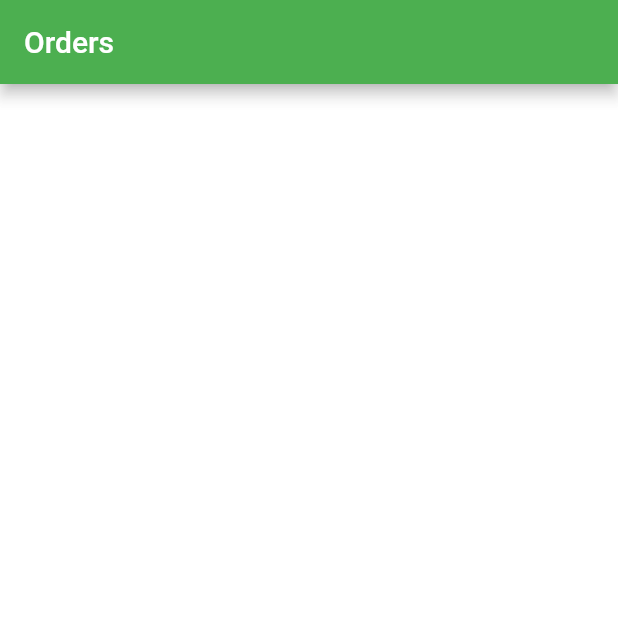
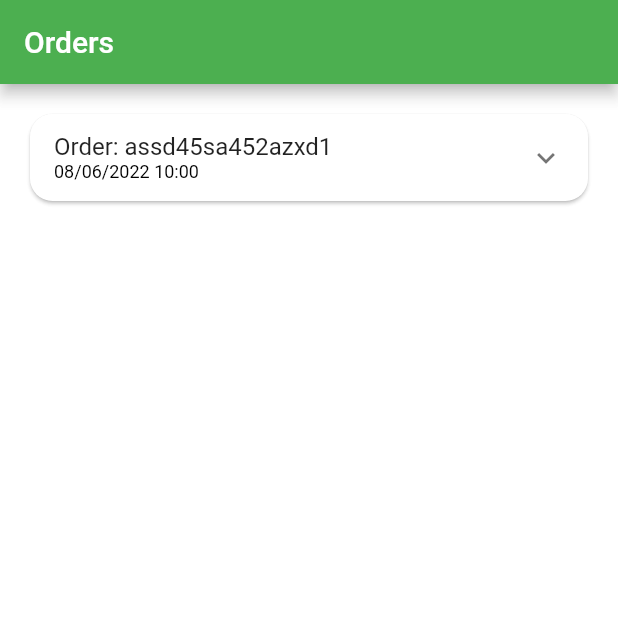
Before and after one commit to felipecastrosales/mercadinho, a Flutter app: the OrdersTab screen opened directly, on a phone screen of 412 x 824 dp, the top half of it. Run offline on Flutter 3.47's test engine with Material 2 defaults, Android fonts, the phone set to English and light mode, and no system bars; our stand-ins replace animated_text_kit, badges, mask_text_input_formatter.

Commit message:
develop title tile with date format

```diff
--- a/lib/src/config/app_data.dart
+++ b/lib/src/config/app_data.dart
@@ -109,7 +109,7 @@ List<OrderModel> orders = [
     status: 'pending_payment',
     total: 11.0,
     copyAndPaste: '',
-    createdDataTime: DateTime.parse('2022-06-08 10:00:10:458'),
-    overdueDateTime: DateTime.parse('2022-06-10 10:00:10:458'),
+    createdDataTime: DateTime.parse('2022-06-08 10:00:10.458'),
+    overdueDateTime: DateTime.parse('2022-06-10 10:00:10.458'),
   ),
 ];
--- /dev/null
+++ b/lib/src/pages/orders/components/order_tile.dart
@@ -0,0 +1,44 @@
+import 'package:flutter/material.dart';
+
+import 'package:mercadinho/src/models/order_model.dart';
+import 'package:mercadinho/src/services/utils_services.dart';
+
+class OrderTile extends StatelessWidget {
+  OrderTile({
+    Key? key,
+    required this.order,
+  }) : super(key: key);
+  final OrderModel order;
+  final utilsServices = UtilsServices();
+
+  @override
+  Widget build(BuildContext context) {
+    return Card(
+      shape: RoundedRectangleBorder(
+        borderRadius: BorderRadius.circular(15),
+      ),
+      child: Theme(
+        data: Theme.of(context).copyWith(
+          dividerColor: Colors.transparent,
+        ),
+        child: ExpansionTile(
+          title: Column(
+            mainAxisSize: MainAxisSize.min,
+            crossAxisAlignment: CrossAxisAlignment.start,
+            children: [
+              Text('Order: ${order.id}'),
+              Text(
+                utilsServices.formatDateTime(order.createdDataTime),
+                style: const TextStyle(
+                  fontSize: 12,
+                  color: Colors.black,
+                ),
+              ),
+            ],
+          ),
+          children: [],
+        ),
+      ),
+    );
+  }
+}
--- a/lib/src/pages/orders/orders_tab.dart
+++ b/lib/src/pages/orders/orders_tab.dart
@@ -1,4 +1,7 @@
 import 'package:flutter/material.dart';
+
+import 'package:mercadinho/src/config/app_data.dart' as appData;
+import 'components/order_tile.dart';
 
 class OrdersTab extends StatelessWidget {
   const OrdersTab({Key? key}) : super(key: key);
@@ -12,11 +15,11 @@ class OrdersTab extends StatelessWidget {
       body: ListView.separated(
         padding: const EdgeInsets.all(16),
         physics: const BouncingScrollPhysics(),
-        separatorBuilder: (_, index) => const SizedBox(height: 4),
-        itemCount: 10,
-        itemBuilder: (context, index) {
-          return Container();
-        },
+        separatorBuilder: (_, index) => const SizedBox(height: 8),
+        itemCount: appData.orders.length,
+        itemBuilder: (_, index) => OrderTile(
+          order: appData.orders[index],
+        ),
       ),
     );
   }
--- a/lib/src/services/utils_services.dart
+++ b/lib/src/services/utils_services.dart
@@ -1,8 +1,15 @@
 import 'package:intl/intl.dart';
+import 'package:intl/date_symbol_data_local.dart';
 
 class UtilsServices {
   priceToCurrency(double price) {
     var numberFormat = NumberFormat.simpleCurrency(locale: 'pt_BR');
     return numberFormat.format(price);
   }
+
+  String formatDateTime(DateTime dateTime) {
+    initializeDateFormatting();
+    var formatter = DateFormat.yMd('pt_BR').add_Hm();
+    return formatter.format(dateTime);
+  }
 }
```
